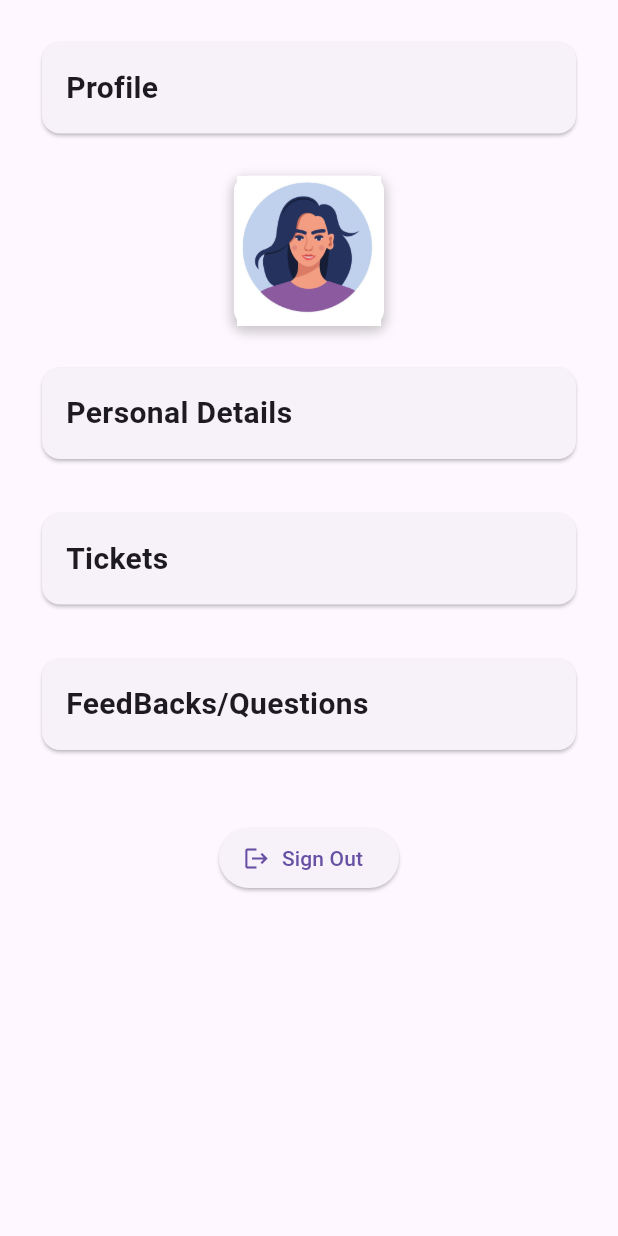
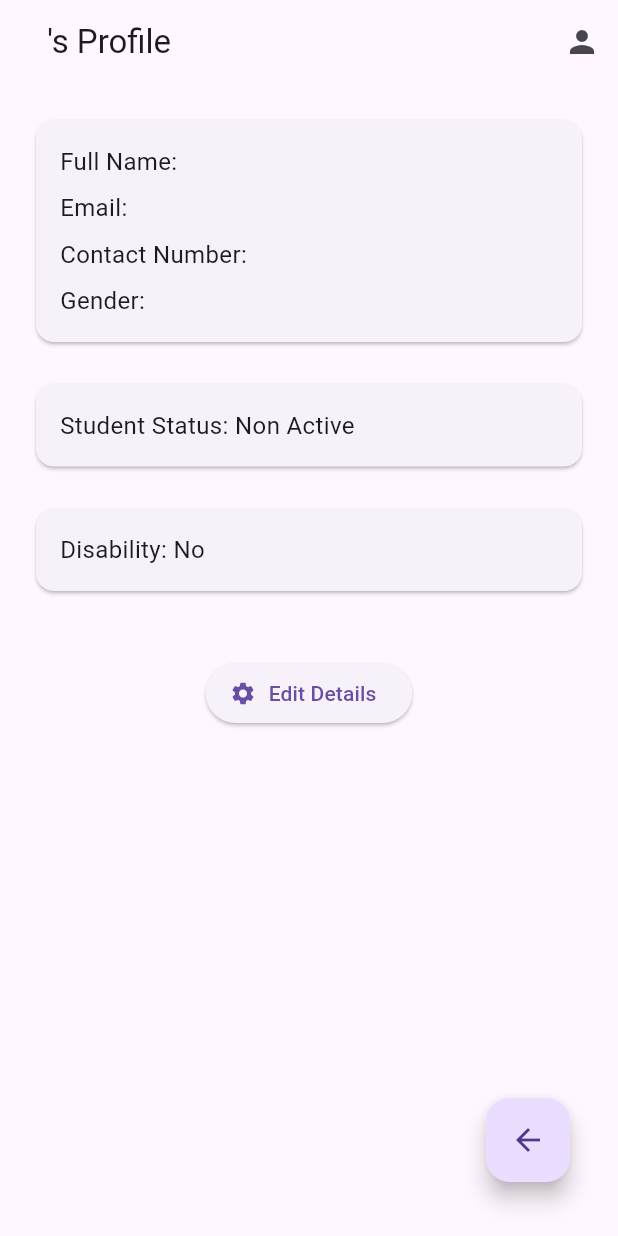
Before and after one commit to shyalfox/Saral_Yatayat, a Flutter app: the ProfilePage screen opened directly, after a tap on "Personal Details", on a phone screen of 412 x 824 dp. Run offline on Flutter 3.47's test engine with Material 3 defaults, Android fonts, the light colour scheme and no system bars; our stand-ins replace cloud_firestore, firebase_auth, firebase_core, smooth_page_indicator; accounts and stored records are empty.

Commit message:
completed   user details edit

```diff
--- a/lib/firestore/firestore_query.dart
+++ b/lib/firestore/firestore_query.dart
@@ -35,3 +35,71 @@ Future<Map<String, dynamic>> retrievePersonalizedDaata(String userId) async {
   }
   return savedData;
 }
+
+Future<Map<String, dynamic>> retrievePersonalizedUserData(String userId) async {
+  Map<String, dynamic> savedData = {};
+  try {
+    // Query for the document where the specified userId exists
+    DocumentSnapshot documentSnapshot =
+        await FirebaseFirestore.instance.collection('users').doc(userId).get();
+
+    // Check if the document with the specified userId exists
+    if (documentSnapshot.exists) {
+      // Populate savedData with the retrieved values
+      savedData = documentSnapshot.data() as Map<String, dynamic>;
+    }
+
+    if (kDebugMode) {
+      print('Data retrieved');
+    }
+  } catch (error) {
+    if (kDebugMode) {
+      print('Failed to retrieve data: $error');
+    }
+  }
+  return savedData;
+}
+
+Future<void> updateDataToFirestore(
+    String userId,
+    String? userName,
+    String? userGender,
+    String? userContact,
+    String? isStudent,
+    String? userDisabilityStatus) async {
+  try {
+    // Update the existing document with the new values
+    await FirebaseFirestore.instance.collection('users').doc(userId).update({
+      'name': userName,
+      'contact_number': userContact,
+    });
+    QuerySnapshot querySnapshot = await FirebaseFirestore.instance
+        .collection('user_data')
+        .where('userId', isEqualTo: userId)
+        .get();
+
+    // Check if there's a document with the specified userId
+    if (querySnapshot.docs.isNotEmpty) {
+      // Get the first document since there should be only one document per userId
+      DocumentSnapshot documentSnapshot = querySnapshot.docs.first;
+
+      // Update the existing document with the new values
+      await FirebaseFirestore.instance
+          .collection('user_data')
+          .doc(documentSnapshot.id)
+          .update({
+        'gender': userGender,
+        'is_student': isStudent,
+        'has_disabilities': userDisabilityStatus,
+      });
+    }
+
+    if (kDebugMode) {
+      print('data save to forestore');
+    }
+  } catch (error) {
+    if (kDebugMode) {
+      print('failed data save to forestore');
+    }
+  }
+}
--- /dev/null
+++ b/lib/personal/personal_details.dart
@@ -0,0 +1,392 @@
+import 'dart:async';
+
+import 'package:flutter/material.dart';
+import 'package:saral_yatayat/firestore/firestore_query.dart';
+import 'package:saral_yatayat/homepage/home_page.dart';
+
+class PersonalDetails extends StatefulWidget {
+  const PersonalDetails(
+      {super.key,
+      required this.userGender,
+      required this.userDisabilityStatus,
+      required this.isUserStudent,
+      required this.userId,
+      required this.userName,
+      required this.emailUser,
+      required this.userContact});
+  final String userGender;
+  final String userDisabilityStatus;
+  final String isUserStudent;
+  final String userId;
+  final String userName;
+  final String emailUser;
+  final String userContact;
+
+  @override
+  State<PersonalDetails> createState() => PersonalDetailsState();
+}
+
+class PersonalDetailsState extends State<PersonalDetails> {
+  TextEditingController fullName = TextEditingController();
+  TextEditingController contactNumber = TextEditingController();
+  String? userName = 'Hello';
+  late String userId;
+
+  late String? emailUser;
+  late String? userContact;
+
+  late String? isStudent;
+
+  late String? userDisabilityStatus;
+
+  late String? userGender;
+  late String? isStudentController;
+
+  late String? userDisabilityStatusController;
+
+  late String? userGenderController;
+
+  // ignore: unused_element
+
+  void showFillAllFields() {
+    showDialog(
+      context: context,
+      builder: (BuildContext context) {
+        return AlertDialog(
+          title: const Text("Error"),
+          content: const Text(
+              "Please fill in all fields\nContact Number must be  10 digits long."),
+          actions: [
+            TextButton(
+              onPressed: () {
+                Navigator.of(context).pop();
+              },
+              child: const Text("OK"),
+            ),
+          ],
+        );
+      },
+    );
+    return;
+  }
+
+  void _showEditDialog() {
+    showDialog(
+      context: context,
+      builder: (BuildContext context) {
+        return AlertDialog(
+          title: const Text('Edit Details'),
+          content: SingleChildScrollView(
+            child: Column(
+              children: [
+                TextField(
+                  decoration: const InputDecoration(labelText: 'Full Name'),
+                  controller: fullName,
+                ),
+                TextField(
+                  decoration:
+                      const InputDecoration(labelText: 'Contact Number'),
+                  controller: contactNumber,
+                ),
+                DropdownButtonFormField<String>(
+                  value: userGender,
+                  onChanged: (String? newValue) {
+                    setState(() {
+                      userGenderController = newValue!;
+                    });
+                  },
+                  items:
+                      <String>['Male', 'Female', 'Other'].map((String value) {
+                    return DropdownMenuItem<String>(
+                      value: value,
+                      child: Text(value),
+                    );
+                  }).toList(),
+                  decoration: const InputDecoration(labelText: 'Gender'),
+                ),
+                DropdownButtonFormField<String>(
+                  value: isStudent,
+                  onChanged: (String? newValue) {
+                    setState(() {
+                      isStudentController = newValue!;
+                    });
+                  },
+                  items: <String>['Yes', 'No'].map((String value) {
+                    return DropdownMenuItem<String>(
+                      value: value,
+                      child: Text(value),
+                    );
+                  }).toList(),
+                  decoration:
+                      const InputDecoration(labelText: 'Student Status'),
+                ),
+                DropdownButtonFormField<String>(
+                  value: userDisabilityStatus,
+                  onChanged: (String? newValue) {
+                    setState(() {
+                      userDisabilityStatusController = newValue!;
+                    });
+                  },
+                  items: <String>['Yes', 'No'].map((String value) {
+                    return DropdownMenuItem<String>(
+                      value: value,
+                      child: Text(value),
+                    );
+                  }).toList(),
+                  decoration: const InputDecoration(labelText: 'Disability'),
+                ),
+              ],
+            ),
+          ),
+          actions: [
+            TextButton(
+              onPressed: () {
+                Navigator.of(context).pop();
+              },
+              child: const Text('Cancel'),
+            ),
+            TextButton(
+              onPressed: () {
+                if (fullName.text.isEmpty ||
+                    contactNumber.text.isEmpty ||
+                    contactNumber.text.length != 10) {
+                  showFillAllFields();
+                } else {
+                  showDialog(
+                    context: context,
+                    barrierDismissible:
+                        false, // Prevent dialog from being dismissed by tapping outside
+                    builder: (BuildContext context) {
+                      return const AlertDialog(
+                        content: Row(
+                          children: [
+                            CircularProgressIndicator(), // Loading indicator
+                            SizedBox(width: 20),
+                            Text("Processing..."),
+                          ],
+                        ),
+                      );
+                    },
+                  );
+                  Future.delayed(const Duration(seconds: 2), () {
+                    // Hide loading indicator after 2 seconds
+                    Navigator.of(context).pop();
+                    Navigator.of(context).pop();
+                    _showConfirmationDialog();
+                  });
+                }
+              },
+              child: const Text('Save'),
+            ),
+          ],
+        );
+      },
+    );
+  }
+
+  void setValues() {
+    userName = fullName.text;
+    userContact = contactNumber.text;
+    userGender = userGenderController;
+    userDisabilityStatus = userDisabilityStatusController;
+    isStudent = isStudentController;
+  }
+
+  void _showConfirmationDialog() {
+    showDialog(
+      context: context,
+      builder: (BuildContext context) {
+        return AlertDialog(
+          title: const Text('Confirmation'),
+          content: const Text('Do you want to save these changes?'),
+          actions: [
+            TextButton(
+              onPressed: () {
+                // Show loading indicator
+                showDialog(
+                  context: context,
+                  barrierDismissible:
+                      false, // Prevent dialog from being dismissed by tapping outside
+                  builder: (BuildContext context) {
+                    return const AlertDialog(
+                      content: Row(
+                        children: [
+                          CircularProgressIndicator(), // Loading indicator
+                          SizedBox(width: 20),
+                          Text("Saving..."),
+                        ],
+                      ),
+                    );
+                  },
+                );
+                setValues();
+                updateDataToFirestore(userId, userName, userGender, userContact,
+                    isStudent, userDisabilityStatus);
+
+                // Perform asynchronous operations
+                Future.delayed(const Duration(seconds: 1), () {
+                  // Set new values and update data to Firestore
+
+                  // Close loading indicator dialog
+                  Navigator.of(context).pop();
+
+                  // Navigate to the next screen
+                  Navigator.pushAndRemoveUntil(
+                    context,
+                    MaterialPageRoute(
+                      builder: (context) => const SaralYatayatHome(),
+                    ),
+                    (route) => false,
+                  );
+
+                  // Show success message using SnackBar
+                  ScaffoldMessenger.of(context).showSnackBar(
+                    const SnackBar(
+                      content: Text('Data uploaded successfully'),
+                      duration: Duration(seconds: 2),
+                    ),
+                  );
+                });
+              },
+              child: const Text('Yes'),
+            ),
+            TextButton(
+              onPressed: () {
+                Navigator.of(context).pop();
+                _showEditDialog(); // Reopen the edit dialog if user cancels confirmation
+              },
+              child: const Text('No'),
+            ),
+          ],
+        );
+      },
+    );
+  }
+
+  @override
+  void initState() {
+    super.initState();
+    userId = widget.userId;
+    isStudent = widget.isUserStudent;
+    userDisabilityStatus = widget.userDisabilityStatus;
+    userGender = widget.userGender;
+    userName = widget.userName;
+    emailUser = widget.emailUser;
+    userContact = widget.userContact;
+    //putting default value for edit menu in case user only edits few options
+    userGenderController = userGender;
+    userDisabilityStatusController = userDisabilityStatus;
+    isStudentController = isStudent;
+  }
+
+  @override
+  Widget build(BuildContext context) {
+    return Scaffold(
+      appBar: AppBar(
+        automaticallyImplyLeading: false,
+        actions: [
+          IconButton(
+            icon: const Icon(Icons.person),
+            onPressed: () {},
+          ),
+        ],
+        title: Padding(
+          padding: const EdgeInsets.all(10.0),
+          child: Text('$userName \'s Profile'),
+        ),
+      ),
+      body: Padding(
+        padding: const EdgeInsets.all(20.0),
+        child: Column(
+          crossAxisAlignment: CrossAxisAlignment.stretch,
+          children: [
+            Card(
+              child: Padding(
+                padding: const EdgeInsets.all(16.0),
+                child: Column(
+                  crossAxisAlignment: CrossAxisAlignment.start,
+                  children: [
+                    Text(
+                      'Full Name: $userName',
+                      style: const TextStyle(fontSize: 16.0),
+                    ),
+                    const SizedBox(height: 8.0),
+                    Text(
+                      'Email: $emailUser',
+                      style: const TextStyle(fontSize: 16.0),
+                    ),
+                    const SizedBox(height: 8.0),
+                    Text(
+                      'Contact Number: $userContact',
+                      style: const TextStyle(fontSize: 16.0),
+                    ),
+                    const SizedBox(height: 8.0),
+                    Text(
+                      'Gender: $userGender',
+                      style: const TextStyle(fontSize: 16.0),
+                    ),
+                  ],
+                ),
+              ),
+            ),
+            const SizedBox(height: 20.0),
+            Card(
+              child: Padding(
+                padding: const EdgeInsets.all(16.0),
+                child: Text(
+                  isStudent == "Yes"
+                      ? 'Student Status: Active'
+                      : 'Student Status: Non Active',
+                  style: const TextStyle(fontSize: 16.0),
+                ),
+              ),
+            ),
+            const SizedBox(height: 20.0),
+            Card(
+              child: Padding(
+                padding: const EdgeInsets.all(16.0),
+                child: Text(
+                  userDisabilityStatus == "Yes"
+                      ? 'Disability: Yes'
+                      : 'Disability: No',
+                  style: const TextStyle(fontSize: 16.0),
+                ),
+              ),
+            ),
+            const SizedBox(height: 40),
+            Row(
+              mainAxisAlignment: MainAxisAlignment.center,
+              children: [
+                ElevatedButton.icon(
+                  onPressed: () {
+                    _showEditDialog();
+                    fullName.text = userName!;
+                    contactNumber.text = userContact!;
+                  },
+                  icon: const Icon(
+                      Icons.settings), // Icon to be displayed before the text
+                  label: const Text(
+                      'Edit Details'), // Text to be displayed on the button
+                )
+              ],
+            ),
+          ],
+        ),
+      ),
+      floatingActionButton: Stack(
+        children: [
+          Positioned(
+            bottom: 20,
+            right: 16.0,
+            child: FloatingActionButton(
+              onPressed: () {
+                Navigator.of(context).pop();
+              },
+              child: const Icon(Icons.arrow_back),
+            ),
+          )
+        ],
+      ),
+    );
+  }
+}
--- a/lib/personal/personal_page.dart
+++ b/lib/personal/personal_page.dart
@@ -3,6 +3,8 @@ import 'package:flutter/foundation.dart';
 import 'package:flutter/material.dart';
 import 'package:saral_yatayat/login_logout/logout.dart';
 import 'package:saral_yatayat/firestore/firestore_query.dart';
+import 'package:saral_yatayat/personal/personal_details.dart';
+import 'dart:async';
 
 class ProfilePage extends StatefulWidget {
   const ProfilePage({super.key});
@@ -12,12 +14,17 @@ class ProfilePage extends StatefulWidget {
 }
 
 class _ProfilePageState extends State<ProfilePage> {
+  String userName = '';
+  String emailUser = '';
+  String userContact = '';
   String userGender = '';
   String userDisabilityStatus = '';
   String isUserStudent = '';
   String userId = '';
   String imgUrl = '';
   late Map<String, dynamic> savedData;
+  late Map<String, dynamic> savedYummyData;
+  bool isLoading = true;
 
   void setGenderImage() {
     if (userGender == 'Male') {
@@ -45,18 +52,30 @@ class _ProfilePageState extends State<ProfilePage> {
 
   Future<void> getData() async {
     Map<String, dynamic> yummyData = await retrievePersonalizedDaata(userId);
+    Map<String, dynamic> yummyUserData =
+        await retrievePersonalizedUserData(userId);
+
     setState(() {
       savedData = yummyData;
+      savedYummyData = yummyUserData;
       userGender = savedData['gender'] ??
           ''; // Use null-aware operator to handle null values
       userDisabilityStatus = savedData['has_disabilities'] ?? '';
       isUserStudent = savedData['is_student'] ?? '';
+      userName = savedYummyData['name'];
+      emailUser = savedYummyData['email'];
+      userContact = savedYummyData['contact_number'];
     });
   }
 
   @override
   void initState() {
     super.initState();
+    Timer(const Duration(seconds: 1), () {
+      setState(() {
+        isLoading = false;
+      });
+    });
     getCurrentUser();
     getData();
 
@@ -65,12 +84,17 @@ class _ProfilePageState extends State<ProfilePage> {
 
   @override
   Widget build(BuildContext context) {
+    if (isLoading) {
+      return const Scaffold(
+        body: Center(child: CircularProgressIndicator()),
+      );
+    }
     return SingleChildScrollView(
       child: Column(
         crossAxisAlignment: CrossAxisAlignment.stretch,
         children: [
           const SizedBox(height: 20),
-          InkWellCardPersonal(title: 'Profile', onTap: () {}),
+          InkWellCardPersonal(title: 'Profile Page', onTap: () {}),
           const SizedBox(height: 20),
           Row(
             mainAxisAlignment: MainAxisAlignment.center,
@@ -101,11 +125,46 @@ class _ProfilePageState extends State<ProfilePage> {
             ],
           ),
           const SizedBox(height: 20),
-          InkWellCardPersonal(title: 'Personal Details', onTap: () {}),
+          InkWellCardPersonal(
+              title: 'Personal Details',
+              onTap: () {
+                Navigator.push(
+                    context,
+                    MaterialPageRoute(
+                        builder: (context) => PersonalDetails(
+                              userGender: userGender,
+                              userDisabilityStatus: userDisabilityStatus,
+                              isUserStudent: isUserStudent,
+                              userId: userId,
+                              userName: userName,
+                              emailUser: emailUser,
+                              userContact: userContact,
+                            )));
+              }),
           const SizedBox(height: 20),
           InkWellCardPersonal(title: 'Tickets', onTap: () {}),
           const SizedBox(height: 20),
-          InkWellCardPersonal(title: 'FeedBacks/Questions', onTap: () {}),
+          InkWellCardPersonal(
+              title: 'FeedBacks/Questions',
+              onTap: () {
+                showDialog(
+                  context: context,
+                  builder: (BuildContext context) {
+                    return AlertDialog(
+                      title: const Text('Feebacks/Questions'),
+                      content: const Text('Feature Coming Soon'),
+                      actions: <Widget>[
+                        TextButton(
+                          onPressed: () {
+                            Navigator.of(context).pop(); // Close the dialog
+                          },
+                          child: const Text('Close'),
+                        ),
+                      ],
+                    );
+                  },
+                );
+              }),
           const SizedBox(height: 40),
           Row(
             mainAxisAlignment: MainAxisAlignment.center,
```
Also changed, not shown: lib/homepage/home_page.dart (+15 -9 lines).
